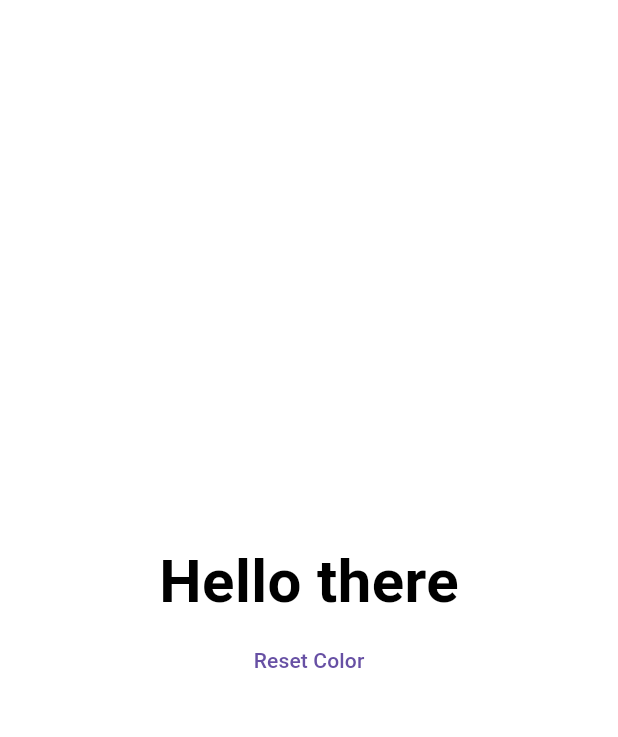
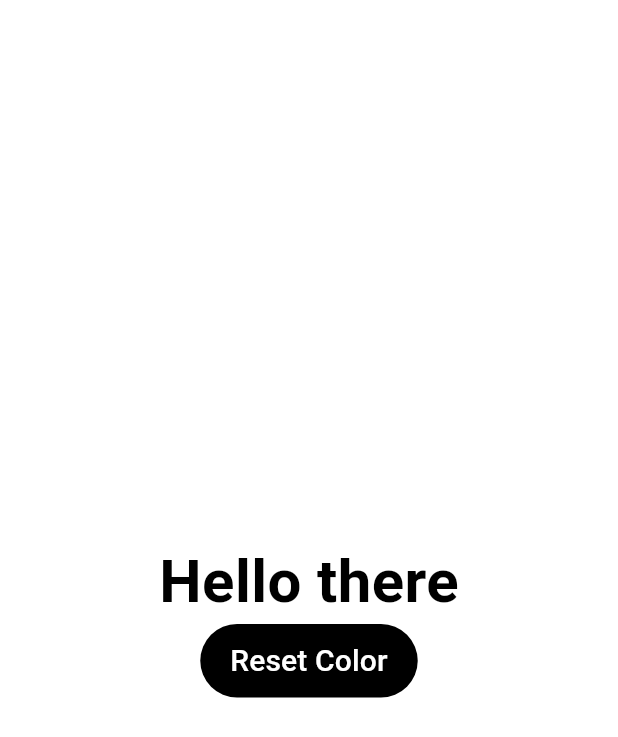
Before and after one commit to mk306207/test, a Flutter app: the screen it shows after launch, on a phone screen of 412 x 824 dp. Shown: the top 737 px of the screen. Run offline on Flutter 3.47's test engine with Material 3 defaults, Android fonts, the phone set to English and light mode, and no system bars.

Commit message:
button styled

```diff
--- a/app/lib/main.dart
+++ b/app/lib/main.dart
@@ -88,10 +88,22 @@ class _MyHomePageState extends State<MyHomePage> {
                 color: _invertColor(randomColor),
                 fontSize: 40,
                 fontWeight: FontWeight.bold
-              ),),
+              ),
+              ),
             TextButton(
               onPressed: _resetColor,
-              child: Text('Reset Color'))
+              style: TextButton.styleFrom(
+                backgroundColor: _invertColor(randomColor),
+                padding: const EdgeInsets.symmetric(horizontal: 20, vertical: 10),
+              ),
+              child: Text(
+                'Reset Color',
+                style: TextStyle(
+                  color: randomColor,
+                  fontSize: 20,
+                ),
+              )
+            )
             ],)
 
         ),
```
